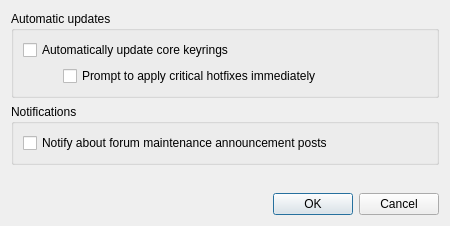
This is settingsdialog.ui in garuda-linux/garuda-system-maintenance as Qt 5 draws it before an edit. The edited form follows.
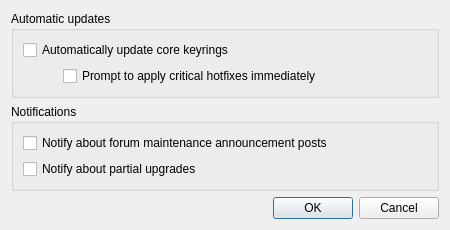
This is the edited form. Icons and pictures are not drawn.

Commit message: Notify about partial upgrades

```diff
--- a/settingsdialog.ui
+++ b/settingsdialog.ui
@@ -70,6 +70,13 @@
         </property>
        </widget>
       </item>
+      <item>
+       <widget class="QCheckBox" name="notifyPartialUpgrade">
+        <property name="text">
+         <string>Notify about partial upgrades</string>
+        </property>
+       </widget>
+      </item>
      </layout>
     </widget>
    </item>
```
The commit also changes 5 other files.
